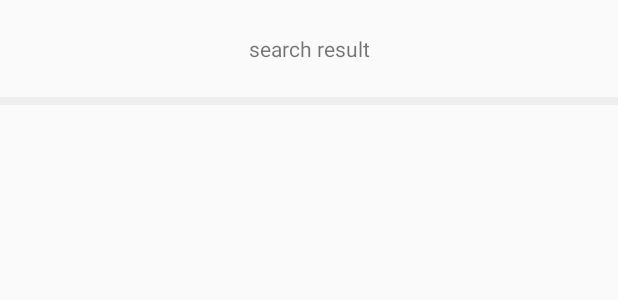
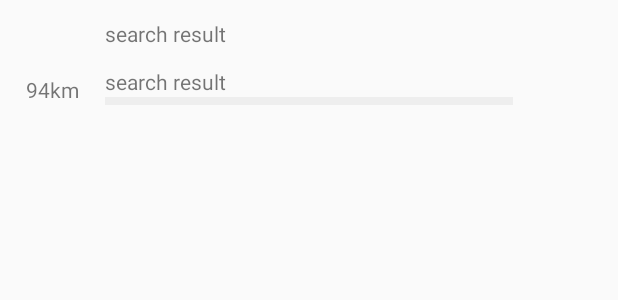
Before and after one commit to hea9549/chicken, an Android app: the layout list_item_search.xml on its own in the app's theme, with its tools: preview values and no code run, on a phone screen of 412 x 824 dp. Shown: the top 300 px of the screen. Run offline under Robolectric (Android 15) with nearby library versions, the phone set to English and light mode, and no system bars.

Commit message:
compose list_item_search layout

```diff
--- a/android/Chicken/app/src/main/res/layout/list_item_search.xml
+++ b/android/Chicken/app/src/main/res/layout/list_item_search.xml
@@ -1,16 +1,48 @@
 <?xml version="1.0" encoding="utf-8"?>
 <LinearLayout xmlns:android="http://schemas.android.com/apk/res/android"
-    android:orientation="vertical"
+    android:orientation="horizontal"
     android:layout_width="match_parent"
     android:layout_height="70dp">
 
+    <LinearLayout
+        android:layout_width="70dp"
+        android:layout_height="70dp"
+        android:gravity="center_horizontal"
+        android:orientation="vertical">
+
+        <ImageView
+            android:layout_width="50dp"
+            android:layout_height="50dp" />
+
         <TextView
-        android:id="@+id/search_textview"
+            android:id="@+id/dist_TextView"
             android:layout_width="match_parent"
             android:layout_height="match_parent"
             android:gravity="center"
+            android:text="94km"/>
+
+    </LinearLayout>
+
+    <LinearLayout
+        android:layout_width="match_parent"
+        android:layout_height="match_parent"
+        android:orientation="vertical"
+        android:layout_weight="1">
+
+        <TextView
+            android:id="@+id/building_TextView"
+            android:layout_width="match_parent"
+            android:layout_height="match_parent"
+            android:gravity="center_vertical"
             android:text="search result"
             android:layout_weight="1"/>
+
+        <TextView
+            android:id="@+id/address_TextView"
+            android:layout_width="match_parent"
+            android:layout_height="20dp"
+            android:gravity="center_vertical"
+            android:text="search result"/>
 
         <View
             android:layout_width="match_parent"
@@ -18,3 +50,10 @@
             android:background="#eeeeee"/>
 
     </LinearLayout>
+
+    <ImageView
+        android:layout_width="70dp"
+        android:layout_height="70dp" />
+
+
+</LinearLayout>
```
Also changed, not shown: android/Chicken/app/src/main/java/com/nene/chicken/Presentation/Activity/MainActivity.java (line endings or trailing spaces). Lines whose indentation alone changed are shown as unchanged.
